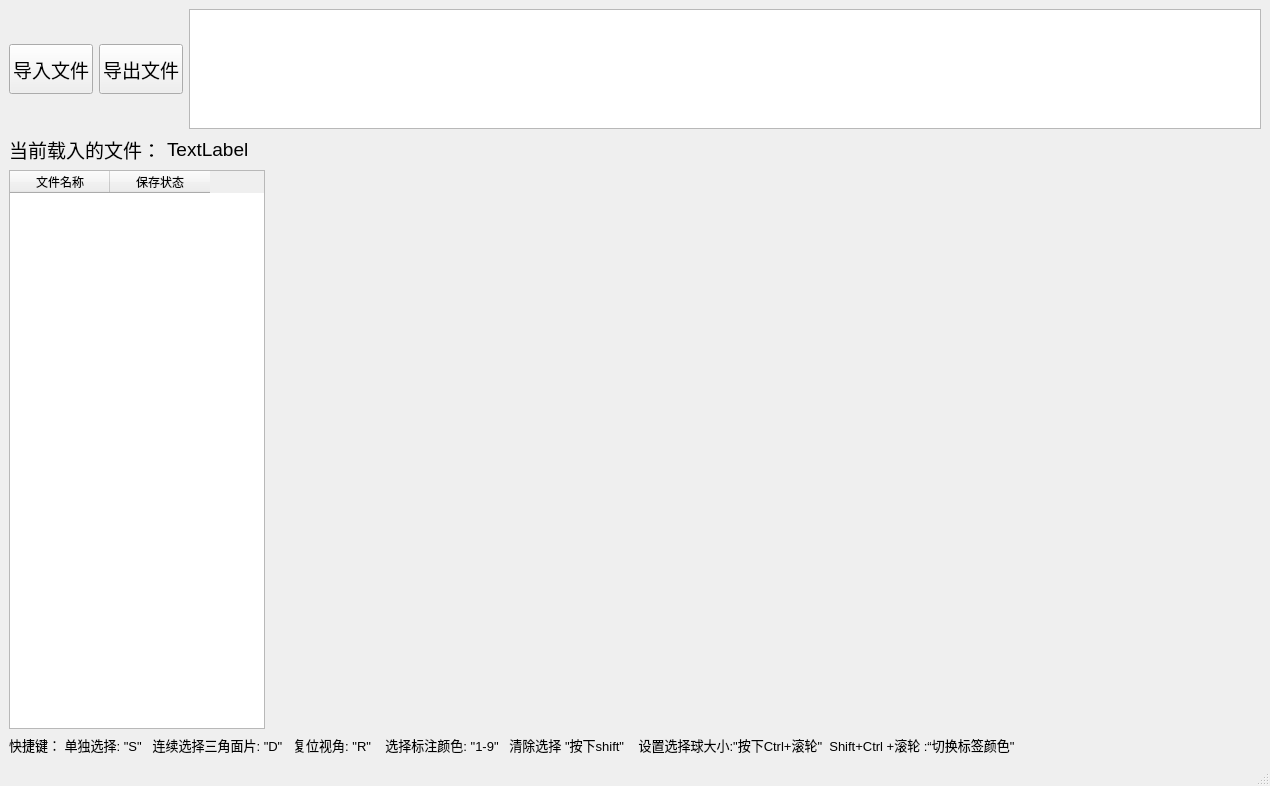
Before: the Qt Designer form mainwindow.ui in lmaoha/MeshLabeler, drawn with Qt 5.
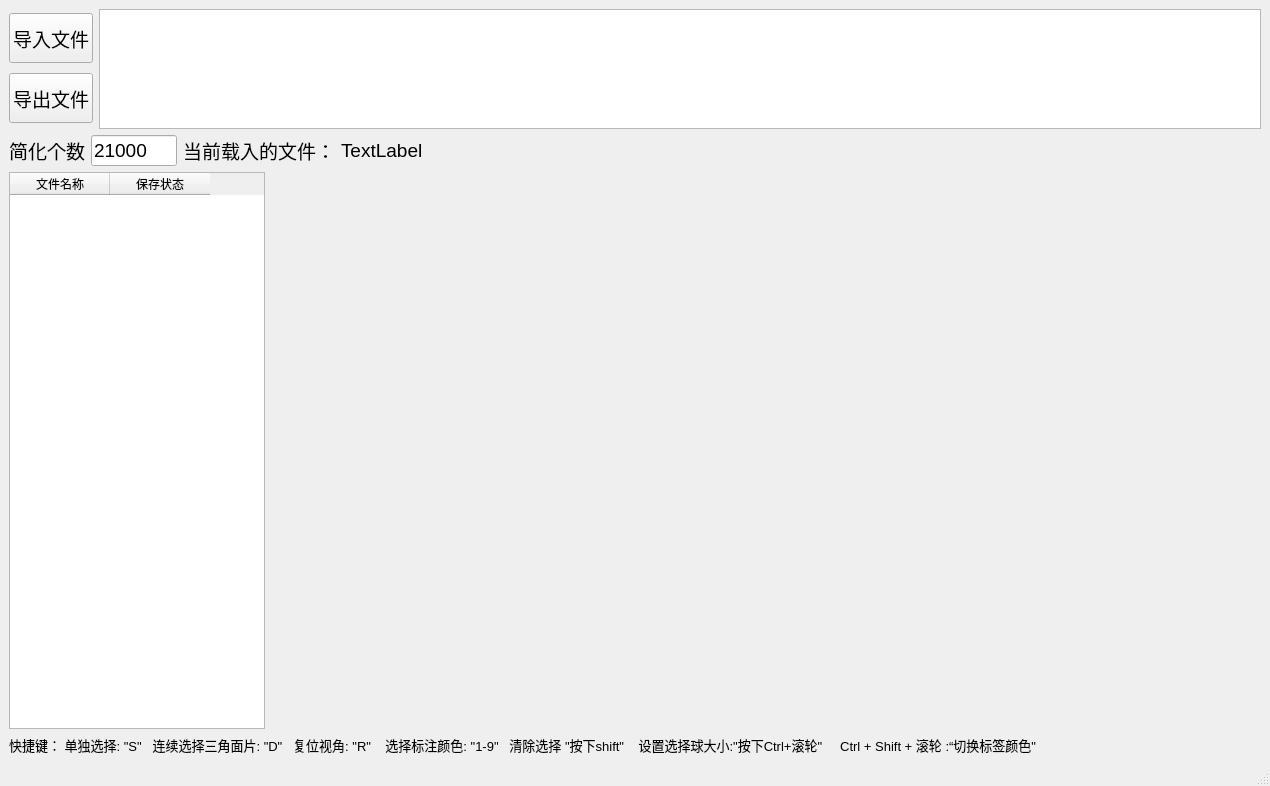
After: the same form once the commit is applied. Custom widgets are drawn as their Qt base class.

Commit message:
添加简化三角形
1.添加简化三角形
2.添加简化三角形输入框
3.重构了 打开文件代码，提取函数。

Diff of the .ui file:
```diff
--- a/mainwindow.ui
+++ b/mainwindow.ui
@@ -14,12 +14,12 @@
    <string>MainWindow</string>
   </property>
   <widget class="QWidget" name="centralwidget">
-   <layout class="QVBoxLayout" name="verticalLayout_2">
-    <item>
-     <layout class="QVBoxLayout" name="verticalLayout">
+   <layout class="QVBoxLayout" name="verticalLayout_3">
       <item>
        <layout class="QHBoxLayout" name="horizontalLayout">
         <item>
+       <layout class="QVBoxLayout" name="verticalLayout">
+        <item>
          <widget class="QPushButton" name="inputFile_btn">
           <property name="minimumSize">
            <size>
@@ -55,6 +55,8 @@
           </property>
          </widget>
         </item>
+       </layout>
+      </item>
         <item>
          <widget class="ColorTableWidget" name="colorTabel">
           <property name="sizePolicy">
@@ -73,12 +75,79 @@
         </item>
        </layout>
       </item>
-     </layout>
-    </item>
     <item>
      <layout class="QHBoxLayout" name="horizontalLayout_3">
+      <item>
+       <widget class="QLabel" name="label">
+        <property name="sizePolicy">
+         <sizepolicy hsizetype="Minimum" vsizetype="Preferred">
+          <horstretch>0</horstretch>
+          <verstretch>0</verstretch>
+         </sizepolicy>
+        </property>
+        <property name="minimumSize">
+         <size>
+          <width>60</width>
+          <height>0</height>
+         </size>
+        </property>
+        <property name="font">
+         <font>
+          <pointsize>14</pointsize>
+         </font>
+        </property>
+        <property name="text">
+         <string>简化个数</string>
+        </property>
+       </widget>
+      </item>
+      <item>
+       <widget class="QLineEdit" name="reductionCount_lineEdit">
+        <property name="sizePolicy">
+         <sizepolicy hsizetype="Preferred" vsizetype="Fixed">
+          <horstretch>0</horstretch>
+          <verstretch>0</verstretch>
+         </sizepolicy>
+        </property>
+        <property name="minimumSize">
+         <size>
+          <width>30</width>
+          <height>0</height>
+         </size>
+        </property>
+        <property name="maximumSize">
+         <size>
+          <width>86</width>
+          <height>16777215</height>
+         </size>
+        </property>
+        <property name="font">
+         <font>
+          <pointsize>14</pointsize>
+         </font>
+        </property>
+        <property name="text">
+         <string>21000</string>
+        </property>
+        <property name="frame">
+         <bool>true</bool>
+        </property>
+        <property name="cursorPosition">
+         <number>5</number>
+        </property>
+        <property name="clearButtonEnabled">
+         <bool>false</bool>
+        </property>
+       </widget>
+      </item>
       <item>
        <widget class="QLabel" name="label_2">
+        <property name="sizePolicy">
+         <sizepolicy hsizetype="Preferred" vsizetype="Preferred">
+          <horstretch>0</horstretch>
+          <verstretch>0</verstretch>
+         </sizepolicy>
+        </property>
         <property name="font">
          <font>
           <pointsize>14</pointsize>
@@ -164,7 +233,7 @@
        </font>
       </property>
       <property name="text">
-       <string>快捷键： 单独选择: &quot;S&quot;   连续选择三角面片: &quot;D&quot;   复位视角: &quot;R&quot;    选择标注颜色: &quot;1-9&quot;   清除选择 &quot;按下shift&quot;    设置选择球大小:&quot;按下Ctrl+滚轮&quot;  Shift+Ctrl +滚轮 :“切换标签颜色&quot;</string>
+       <string>快捷键： 单独选择: &quot;S&quot;   连续选择三角面片: &quot;D&quot;   复位视角: &quot;R&quot;    选择标注颜色: &quot;1-9&quot;   清除选择 &quot;按下shift&quot;    设置选择球大小:&quot;按下Ctrl+滚轮&quot;     Ctrl + Shift + 滚轮 :“切换标签颜色&quot;</string>
       </property>
      </widget>
     </item>
```
Lines whose indentation alone changed are shown as unchanged. The commit also changes 9 other files.
